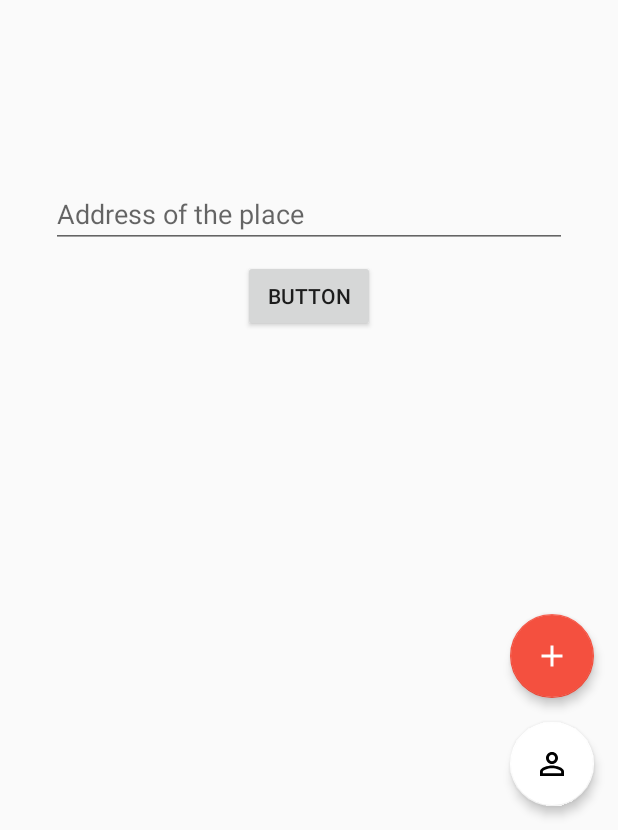
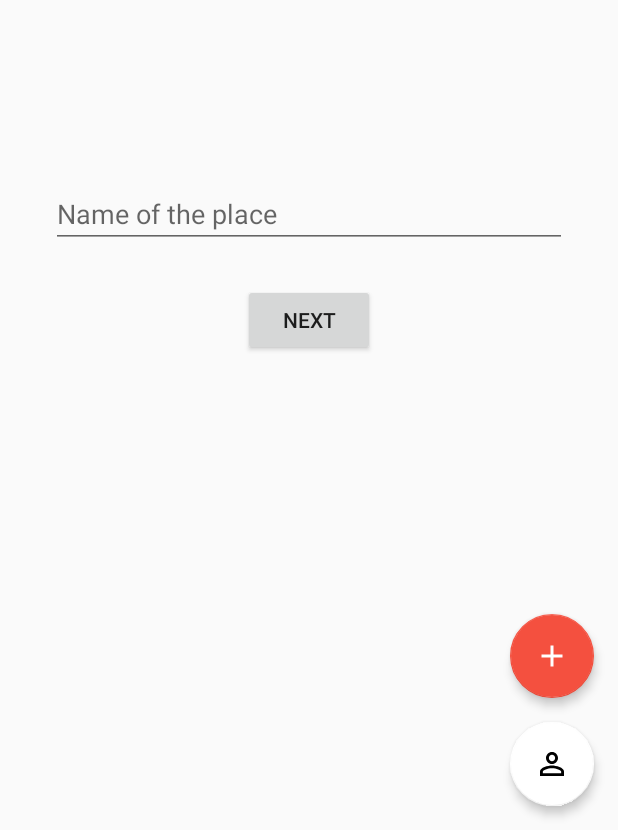
Before and after one commit to Groenbech96/Studyroom, an Android app: the fragment AddRoomNameFragment placed in its activity, after a tap on "NEXT", on a phone screen of 412 x 824 dp, the part 406-1236 px from its top. Run offline under Robolectric (Android 15) with nearby library versions, the phone set to English and light mode, and no system bars; our stand-ins replace Firebase (no records; nobody signed in at launch, a user with empty details on screens opened directly); 2 statements that could not run were skipped.

Commit message:
xml for name and location are done

```diff
--- a/app/src/main/java/dtu/group/studyroom/addRoom/AddRoomNameFragment.java
+++ b/app/src/main/java/dtu/group/studyroom/addRoom/AddRoomNameFragment.java
@@ -104,18 +104,7 @@ public class AddRoomNameFragment extends Fragment {
     }
 
     public void goToPage2(){
-        Log.i("Hej", "debug");
-        fragmentView.findViewById(R.id.constraintLayout).setVisibility(View.INVISIBLE);
-        ConstraintSet constraintSet = new ConstraintSet();
-        constraintSet.clone((ConstraintLayout) fragmentView.findViewById(R.id.add_room_wrapper));
-        constraintSet.clear(R.id.add_room_page2, ConstraintSet.LEFT);
-        //constraintSet.connect(R.id.add_room_page2, ConstraintSet.TOP, R.id.add_room_wrapper, ConstraintSet.TOP, 0);
-        constraintSet.connect(R.id.add_room_page2, ConstraintSet.LEFT, R.id.add_room_wrapper, ConstraintSet.LEFT,0);
-        //constraintSet.connect(R.id.add_room_page2, ConstraintSet.RIGHT, R.id.add_room_wrapper, ConstraintSet.RIGHT, 0);
-        //constraintSet.connect(R.id.add_room_page2, ConstraintSet.BOTTOM, R.id.add_room_wrapper, ConstraintSet.BOTTOM, 0);
-        constraintSet.applyTo((ConstraintLayout) fragmentView.findViewById(R.id.add_room_wrapper));
 
-        // start animation
-        TransitionManager.beginDelayedTransition((ConstraintLayout) fragmentView.findViewById(R.id.add_room_wrapper));
+
     }
 }
--- a/app/src/main/res/layout/fragment_add_room_name.xml
+++ b/app/src/main/res/layout/fragment_add_room_name.xml
@@ -81,48 +81,7 @@
         app:layout_constraintLeft_toRightOf="parent"
         android:layout_marginLeft="0dp">
 
-        <EditText
-            android:id="@+id/address_text"
-            android:layout_width="344dp"
-            android:layout_height="wrap_content"
-            android:hint="Address of the place"
-            android:inputType="text"
-            app:layout_constraintLeft_toLeftOf="parent"
-            app:layout_constraintTop_toTopOf="parent"
-            android:layout_marginLeft="8dp"
-            app:layout_constraintBottom_toBottomOf="parent"
-            android:layout_marginBottom="8dp"
-            app:layout_constraintVertical_bias="0.507"
-            android:layout_marginRight="8dp"
-            app:layout_constraintRight_toRightOf="parent"
-            android:layout_marginStart="8dp"
-            android:layout_marginEnd="8dp" />
 
-        <TextView
-            android:id="@+id/textView6"
-            android:layout_width="wrap_content"
-            android:layout_height="wrap_content"
-            android:text="@string/add_study_room_title"
-            android:layout_marginRight="8dp"
-            app:layout_constraintRight_toRightOf="parent"
-            android:layout_marginLeft="8dp"
-            app:layout_constraintLeft_toLeftOf="parent"
-            android:layout_marginBottom="120dp"
-            app:layout_constraintBottom_toTopOf="@+id/address_text"
-            android:layout_marginStart="8dp"
-            android:layout_marginEnd="8dp" />
-
-        <Button
-            android:id="@+id/btAdressNext"
-            android:layout_width="wrap_content"
-            android:layout_height="wrap_content"
-            android:text="Button"
-            android:layout_marginTop="8dp"
-            app:layout_constraintTop_toBottomOf="@+id/address_text"
-            android:layout_marginLeft="8dp"
-            app:layout_constraintLeft_toLeftOf="parent"
-            android:layout_marginRight="8dp"
-            app:layout_constraintRight_toRightOf="parent" />
 
     </android.support.constraint.ConstraintLayout>
 
```
Also changed, not shown: app/src/main/res/layout/fragment_add_room_address.xml (+39 -6 lines).
